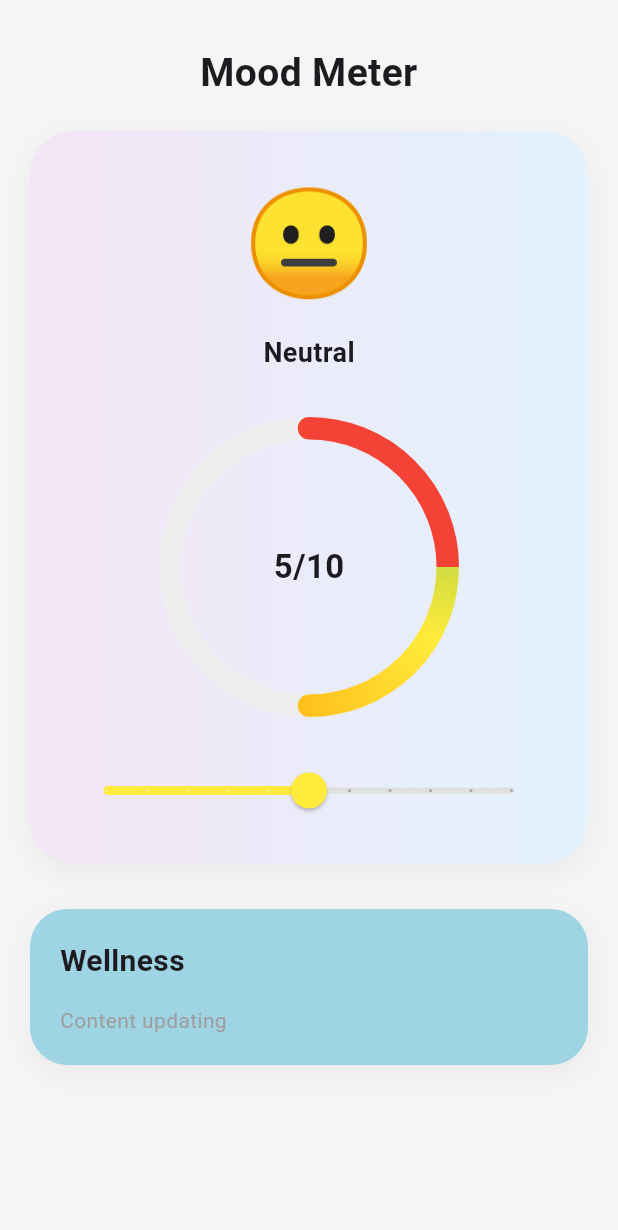
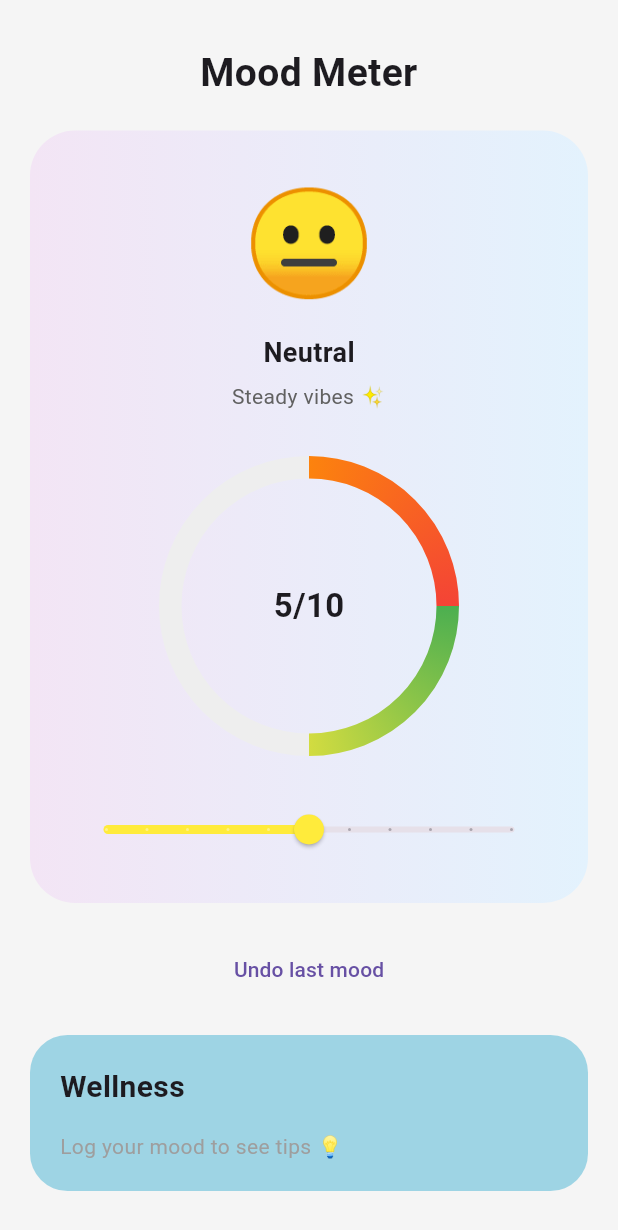
Before and after one commit to Astha909/MindEase, a Flutter app: the MoodScreen screen opened directly with empty values, on a phone screen of 412 x 824 dp. Shown: the top 1230 px of the screen. Run offline on Flutter 3.47's test engine with Material 3 defaults, Android fonts, the phone set to English and light mode, and no system bars; our stand-ins replace cloud_firestore, firebase_auth, firebase_core, google_sign_in; accounts and stored records are empty; network calls fail.

Commit message:
Mood screen updated

```diff
--- a/lib/screens/mood_screen.dart
+++ b/lib/screens/mood_screen.dart
@@ -1,6 +1,7 @@
 import 'package:flutter/material.dart';
 import '../controllers/wellness_controller.dart';
 import 'dart:math';
+import 'dart:async';
 
 class MoodScreen extends StatefulWidget {
   final String userId;
@@ -24,7 +25,14 @@ class _MoodScreenState extends State<MoodScreen>
   late AnimationController _animationController;
 
   List<dynamic> _tips = [];
+
   bool _isSaving = false;
+  bool _showSaved = false;
+
+  StreamSubscription? _moodSubscription;
+  Timer? _debounce;
+
+  String? _lastSavedMood;
 
   final List<String> moodLabels = [
     "Angry",
@@ -55,18 +63,25 @@ class _MoodScreenState extends State<MoodScreen>
     super.initState();
 
     _controller = widget.wellnessController;
+
     _animationController = AnimationController(
-        vsync: this, duration: const Duration(milliseconds: 500));
+      vsync: this,
+      duration: const Duration(milliseconds: 300),
+    );
 
     _listenToLatestMood();
   }
 
   void _listenToLatestMood() {
+    _moodSubscription =
         _controller.getMoodLogs(widget.userId).listen((snapshot) {
+      if (!mounted) return;
+
       if (snapshot.docs.isNotEmpty) {
         final data = snapshot.docs.first.data() as Map<String, dynamic>;
+
         setState(() {
-          _tips = data["tips"] ?? [];
+          _tips = (data["tips"] is List) ? data["tips"] : [];
         });
       }
     });
@@ -80,17 +95,82 @@ class _MoodScreenState extends State<MoodScreen>
     return 4;
   }
 
+  String _getMoodMessage(int index) {
+    switch (index) {
+      case 0:
+        return "Take it easy 💛";
+      case 1:
+        return "You got this 🌱";
+      case 2:
+        return "Steady vibes ✨";
+      case 3:
+        return "Nice! Keep it up 😄";
+      case 4:
+        return "Energy level 100 🚀";
+      default:
+        return "";
+    }
+  }
+
   Future<void> _saveMood() async {
     final index = _getMoodIndex(_moodValue);
 
+    if (_lastSavedMood == moodLabels[index]) return;
+    if (_isSaving) return;
+
     setState(() => _isSaving = true);
 
+    try {
       await _controller.analyzeManualMood(
         userId: widget.userId,
         moodInput: moodLabels[index],
       );
 
+      _lastSavedMood = moodLabels[index];
+
+      setState(() => _showSaved = true);
+
+      ScaffoldMessenger.of(context).showSnackBar(
+        const SnackBar(content: Text("Mood saved successfully")),
+      );
+
+      Future.delayed(const Duration(seconds: 2), () {
+        if (mounted) {
+          setState(() => _showSaved = false);
+        }
+      });
+    } catch (_) {
+      ScaffoldMessenger.of(context).showSnackBar(
+        const SnackBar(content: Text("Something went wrong")),
+      );
+    } finally {
+      if (mounted) {
         setState(() => _isSaving = false);
+      }
+    }
+  }
+
+  void _onSliderEnd() {
+    _debounce?.cancel();
+    _debounce = Timer(const Duration(milliseconds: 400), _saveMood);
+  }
+
+  Future<void> _undoMood() async {
+    await _controller.deleteLatestMood(widget.userId);
+
+    if (!mounted) return;
+
+    ScaffoldMessenger.of(context).showSnackBar(
+      const SnackBar(content: Text("Last mood removed")),
+    );
+  }
+
+  @override
+  void dispose() {
+    _animationController.dispose();
+    _moodSubscription?.cancel();
+    _debounce?.cancel();
+    super.dispose();
   }
 
   @override
@@ -100,13 +180,15 @@ class _MoodScreenState extends State<MoodScreen>
     return Scaffold(
       backgroundColor: Colors.grey.shade100,
       body: SafeArea(
-        child: SingleChildScrollView(
+        child: Stack(
+          children: [
+            SingleChildScrollView(
               padding: const EdgeInsets.all(20),
-          physics: const BouncingScrollPhysics(),
               child: Column(
                 crossAxisAlignment: CrossAxisAlignment.stretch,
                 children: [
                   const SizedBox(height: 10),
+
                   const Text(
                     "Mood Meter",
                     textAlign: TextAlign.center,
@@ -115,9 +197,10 @@ class _MoodScreenState extends State<MoodScreen>
                       fontWeight: FontWeight.bold,
                     ),
                   ),
+
                   const SizedBox(height: 20),
 
-              /// PREMIUM CARD
+                  /// MAIN CARD
                   Container(
                     padding: const EdgeInsets.all(25),
                     decoration: BoxDecoration(
@@ -128,29 +211,52 @@ class _MoodScreenState extends State<MoodScreen>
                         ],
                       ),
                       borderRadius: BorderRadius.circular(30),
-                  boxShadow: [
-                    BoxShadow(
-                      color: Colors.black.withOpacity(0.05),
-                      blurRadius: 15,
-                      offset: const Offset(0, 5),
-                    )
-                  ],
                     ),
                     child: Column(
                       children: [
-                    Text(
+                        /// Emoji
+                        AnimatedSwitcher(
+                          duration: const Duration(milliseconds: 300),
+                          child: Text(
                             moodEmojis[index],
+                            key: ValueKey(index),
                             style: const TextStyle(fontSize: 70),
                           ),
+                        ),
+
                         const SizedBox(height: 10),
-                    Text(
+
+                        /// Mood Label
+                        AnimatedSwitcher(
+                          duration: const Duration(milliseconds: 300),
+                          child: Text(
                             moodLabels[index],
+                            key: ValueKey(index),
                             style: const TextStyle(
-                          fontSize: 18, fontWeight: FontWeight.w600),
+                              fontSize: 18,
+                              fontWeight: FontWeight.w600,
                             ),
+                          ),
+                        ),
+
+                        const SizedBox(height: 6),
+
+                        /// Fun Message
+                        AnimatedSwitcher(
+                          duration: const Duration(milliseconds: 300),
+                          child: Text(
+                            _getMoodMessage(index),
+                            key: ValueKey(index),
+                            style: TextStyle(
+                              fontSize: 14,
+                              color: Colors.grey.shade700,
+                            ),
+                          ),
+                        ),
+
                         const SizedBox(height: 30),
 
-                    /// Circular Mood Meter
+                        /// Circle
                         SizedBox(
                           height: 200,
                           width: 200,
@@ -164,22 +270,21 @@ class _MoodScreenState extends State<MoodScreen>
                               Text(
                                 "${_moodValue.toInt()}/10",
                                 style: const TextStyle(
-                                fontSize: 22, fontWeight: FontWeight.bold),
+                                  fontSize: 22,
+                                  fontWeight: FontWeight.bold,
+                                ),
                               ),
                             ],
                           ),
                         ),
+
                         const SizedBox(height: 25),
 
                         /// Slider
                         SliderTheme(
                           data: SliderTheme.of(context).copyWith(
                             activeTrackColor: moodColors[index],
-                        inactiveTrackColor: Colors.grey.shade300,
                             thumbColor: moodColors[index],
-                        overlayColor: moodColors[index].withOpacity(0.2),
-                        thumbShape:
-                            const RoundSliderThumbShape(enabledThumbRadius: 12),
                           ),
                           child: Slider(
                             value: _moodValue,
@@ -189,53 +294,60 @@ class _MoodScreenState extends State<MoodScreen>
                             onChanged: (value) {
                               setState(() {
                                 _moodValue = value;
-                            _animationController.forward(from: 0);
                               });
                             },
-                        onChangeEnd: (value) {
-                          _saveMood();
-                        },
+                            onChangeEnd: (_) => _onSliderEnd(),
                           ),
+                        ),
+
+                        if (_showSaved)
+                          const Text(
+                            "✓ Mood saved",
+                            style: TextStyle(color: Colors.green),
                           ),
                       ],
                     ),
                   ),
 
-              const SizedBox(height: 30),
+                  const SizedBox(height: 20),
 
-              /// WELLNESS SECTION (Backend Tips)
+                  /// Undo
+                  TextButton(
+                    onPressed: _undoMood,
+                    child: const Text("Undo last mood"),
+                  ),
+
+                  const SizedBox(height: 20),
+
+                  /// Wellness Tips
                   Container(
                     padding: const EdgeInsets.all(20),
                     decoration: BoxDecoration(
                       color: const Color.fromARGB(255, 158, 212, 228),
                       borderRadius: BorderRadius.circular(25),
-                  boxShadow: [
-                    BoxShadow(
-                      color: Colors.black.withOpacity(0.05),
-                      blurRadius: 15,
-                      offset: const Offset(0, 5),
-                    )
-                  ],
                     ),
                     child: Column(
                       crossAxisAlignment: CrossAxisAlignment.start,
                       children: [
                         const Text(
                           "Wellness",
-                      style:
-                          TextStyle(fontSize: 20, fontWeight: FontWeight.bold),
+                          style: TextStyle(
+                            fontSize: 20,
+                            fontWeight: FontWeight.bold,
+                          ),
                         ),
                         const SizedBox(height: 15),
                         _tips.isEmpty
                             ? const Text(
-                            "Content updating",
+                                "Log your mood to see tips 💡",
                                 style: TextStyle(color: Colors.grey),
                               )
                             : Column(
                                 crossAxisAlignment: CrossAxisAlignment.start,
                                 children: _tips
                                     .map((tip) => Padding(
-                                      padding: const EdgeInsets.only(bottom: 8),
+                                          padding:
+                                              const EdgeInsets.only(bottom: 8),
                                           child: Text("• $tip"),
                                         ))
                                     .toList(),
@@ -246,12 +358,22 @@ class _MoodScreenState extends State<MoodScreen>
                 ],
               ),
             ),
+
+            /// Loading
+            if (_isSaving)
+              Container(
+                color: Colors.black.withOpacity(0.2),
+                child: const Center(
+                  child: CircularProgressIndicator(),
+                ),
+              ),
+          ],
+        ),
       ),
     );
   }
 }
 
-/// Custom painter for circular mood meter
 class CircularMoodPainter extends CustomPainter {
   final double value;
   CircularMoodPainter(this.value);
@@ -265,22 +387,19 @@ class CircularMoodPainter extends CustomPainter {
     Paint background = Paint()
       ..color = Colors.grey.shade200
       ..strokeWidth = strokeWidth
-      ..style = PaintingStyle.stroke
-      ..strokeCap = StrokeCap.round;
+      ..style = PaintingStyle.stroke;
 
     Paint foreground = Paint()
       ..shader = const SweepGradient(
-        startAngle: -pi / 2,
-        endAngle: 3 * pi / 2,
         colors: [Colors.green, Colors.yellow, Colors.orange, Colors.red],
       ).createShader(Rect.fromCircle(center: center, radius: radius))
       ..strokeWidth = strokeWidth
-      ..style = PaintingStyle.stroke
-      ..strokeCap = StrokeCap.round;
+      ..style = PaintingStyle.stroke;
 
     canvas.drawCircle(center, radius, background);
 
     double angle = 2 * pi * (value / 10);
+
     canvas.drawArc(
       Rect.fromCircle(center: center, radius: radius),
       -pi / 2,
```
Also changed, not shown: lib/controllers/wellness_controller.dart (+9 -3 lines). Lines whose indentation alone changed are shown as unchanged.
